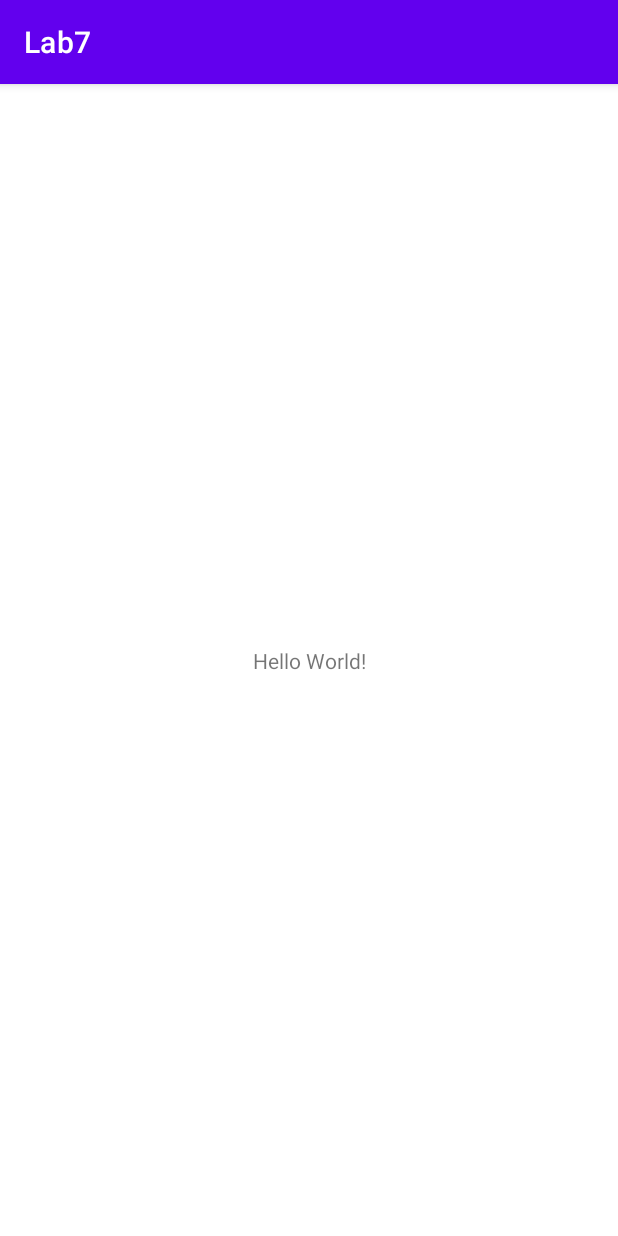
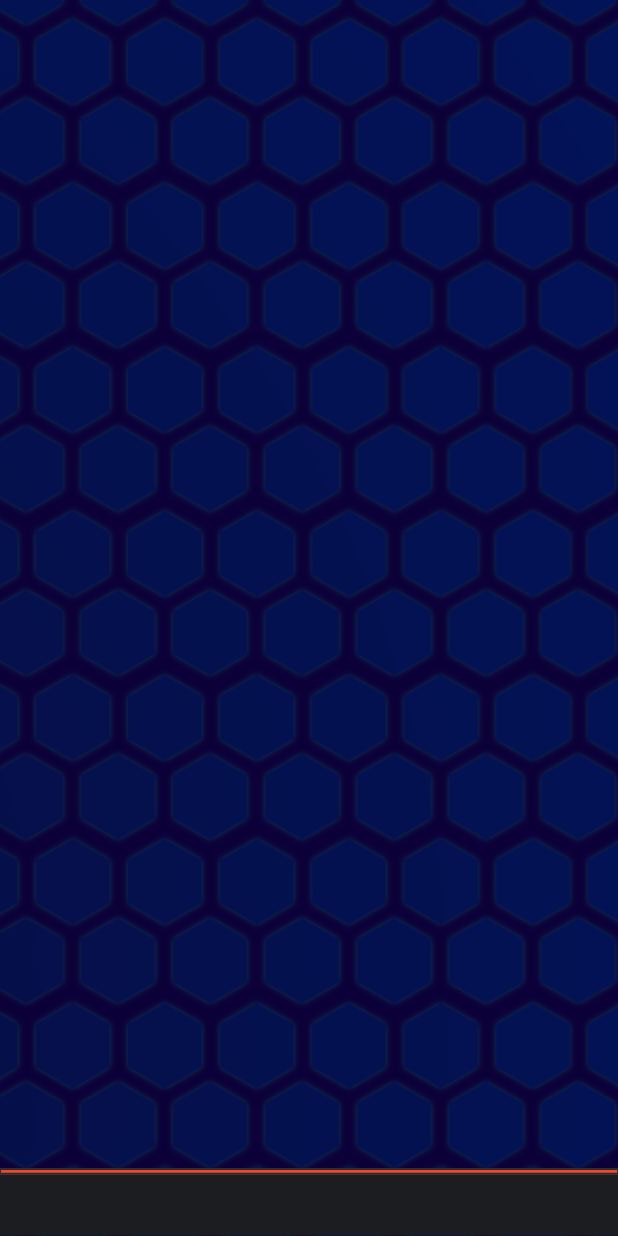
Before and after one commit to yevkk/univ, an Android app: the screen it shows after launch (MainActivity), on a phone screen of 412 x 824 dp. Run offline under Robolectric (Android 15) with nearby library versions, the phone set to English and light mode, and no system bars.

Commit message:
Add images

```diff
--- a/distributed_computing/Lab7/app/src/main/res/layout/activity_main.xml
+++ b/distributed_computing/Lab7/app/src/main/res/layout/activity_main.xml
@@ -6,13 +6,27 @@
     android:layout_height="match_parent"
     tools:context=".MainActivity">
 
-    <TextView
-        android:layout_width="wrap_content"
-        android:layout_height="wrap_content"
-        android:text="Hello World!"
+    <ImageView
+        android:id="@+id/imageView"
+        android:layout_width="0dp"
+        android:layout_height="0dp"
+        android:scaleType="centerCrop"
         app:layout_constraintBottom_toBottomOf="parent"
-        app:layout_constraintLeft_toLeftOf="parent"
-        app:layout_constraintRight_toRightOf="parent"
-        app:layout_constraintTop_toTopOf="parent" />
+        app:layout_constraintEnd_toEndOf="parent"
+        app:layout_constraintHorizontal_bias="1.0"
+        app:layout_constraintStart_toStartOf="parent"
+        app:layout_constraintTop_toTopOf="parent"
+        app:layout_constraintVertical_bias="1.0"
+        app:srcCompat="@drawable/background" />
 
+    <ImageView
+        android:id="@+id/imageView3"
+        android:layout_width="0dp"
+        android:layout_height="45dp"
+        android:scaleType="fitXY"
+        app:layout_constraintBottom_toBottomOf="@+id/imageView"
+        app:layout_constraintEnd_toEndOf="parent"
+        app:layout_constraintHorizontal_bias="0.0"
+        app:layout_constraintStart_toStartOf="parent"
+        app:srcCompat="@drawable/ground" />
 </androidx.constraintlayout.widget.ConstraintLayout>
--- a/distributed_computing/Lab7/app/src/main/res/values/strings.xml
+++ b/distributed_computing/Lab7/app/src/main/res/values/strings.xml
@@ -1,3 +1,5 @@
 <resources>
     <string name="app_name">Lab7</string>
+    <string name="background_image_desc">background</string>
+    <string name="ground_image_desc">ground</string>
 </resources>
--- a/distributed_computing/Lab7/app/src/main/res/values/themes.xml
+++ b/distributed_computing/Lab7/app/src/main/res/values/themes.xml
@@ -1,6 +1,6 @@
 <resources xmlns:tools="http://schemas.android.com/tools">
     <!-- Base application theme. -->
-    <style name="Theme.Lab7" parent="Theme.MaterialComponents.DayNight.DarkActionBar">
+    <style name="Theme.Lab7" parent="Theme.AppCompat.Light.NoActionBar">
         <!-- Primary brand color. -->
         <item name="colorPrimary">@color/purple_500</item>
         <item name="colorPrimaryVariant">@color/purple_700</item>
```
Also changed, not shown: distributed_computing/Lab7/app/src/main/res/drawable/background.png (added), distributed_computing/Lab7/app/src/main/res/drawable/ground.png (added), distributed_computing/Lab7/app/src/main/res/drawable/hunter.png (added), distributed_computing/Lab7/app/src/main/res/drawable/target.png (added), 2 other files.
